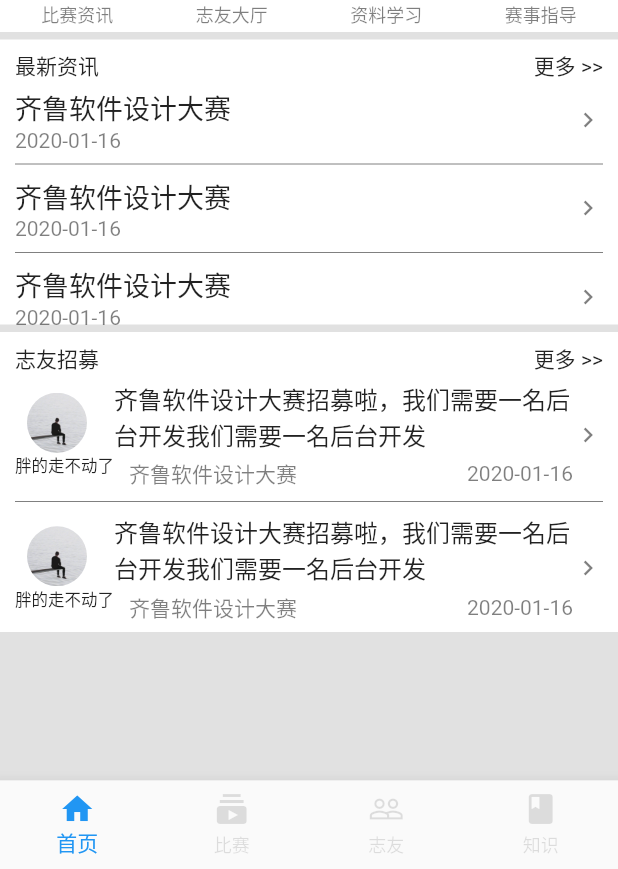
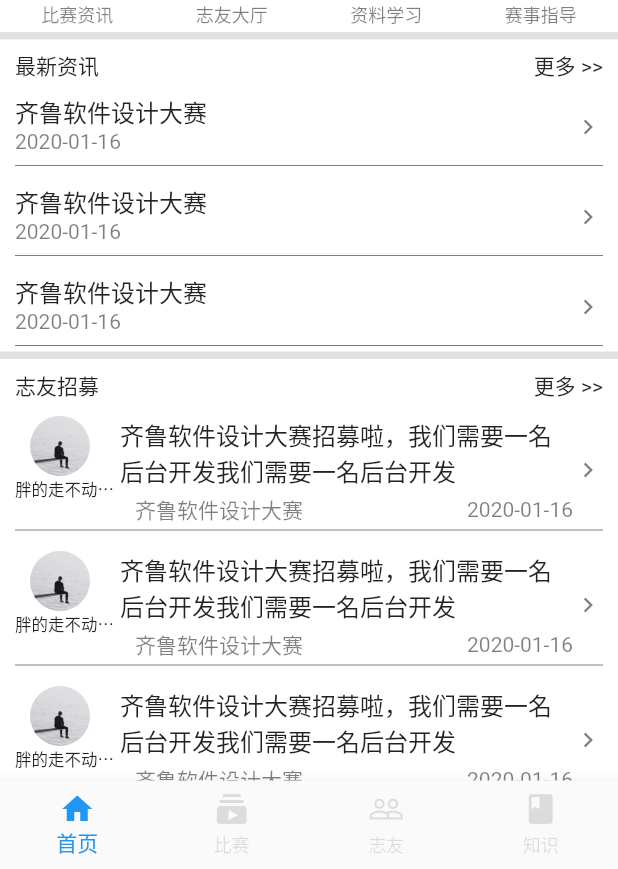
Before and after one commit to lyzxka/challenger, a Flutter app: the screen it shows after launch, on a phone screen of 412 x 824 dp, the part 367-1236 px from its top. Run offline on Flutter 3.47's test engine with Material 2 defaults, Android fonts, the phone set to English and light mode, and no system bars; our stand-ins replace flutter_swiper.

Commit message:
首页列表  init

```diff
--- /dev/null
+++ b/challenger/lib/component/MatchItem.dart
@@ -0,0 +1,52 @@
+import 'package:flutter/material.dart';
+
+/// author：zzxka
+/// date：2020-01-17 16:26
+/// description:
+class MatchItem extends StatelessWidget {
+  num itemId;
+  String title;
+  String date;
+
+  MatchItem({
+    Key key,
+    this.itemId,
+    this.title,
+    this.date,
+  }):super(key:key);
+
+  @override
+  Widget build(BuildContext context) {
+    return Listener(
+      child: Container(
+        height: 60,
+        padding: EdgeInsets.only(top: 8),
+        child: Column(
+          children: <Widget>[
+            Expanded(
+              child: Row(
+                mainAxisAlignment: MainAxisAlignment.start,
+                children: <Widget>[
+                  Expanded(
+                    child: Column(
+                      crossAxisAlignment: CrossAxisAlignment.start,
+                      children: <Widget>[
+                        Text(title,style: TextStyle(fontSize: 16),),
+                        Text(date,style: TextStyle(color: Color.fromRGBO(0, 0, 0, .5)),),
+                      ],
+                    ),
+                  ),
+                  Icon(Icons.chevron_right,color: Color.fromRGBO(0, 0, 0, .5),size: 20,),
+                ],
+              ),
+            ),
+            Divider(color: Color.fromRGBO(0, 0, 0, .5),height: 8,),
+          ],
+        ),
+      ),
+      onPointerDown: (PointerDownEvent event){
+        print("跳转比赛详情页面：$itemId");
+      }
+    );
+  }
+}
--- /dev/null
+++ b/challenger/lib/component/SearchFriendsItem.dart
@@ -0,0 +1,67 @@
+import 'package:challenger/constant/Constant.dart';
+import 'package:flutter/material.dart';
+
+/// author：zzxka
+/// date：2020-01-17 17:03
+/// description: 只有招募列表item
+class SearchFriendsItem extends StatelessWidget {
+
+
+
+  @override
+  Widget build(BuildContext context) {
+    return Container(
+      padding: EdgeInsets.only(top: 10),
+      height: 90,
+      child: Column(
+        children: <Widget>[
+          Expanded(
+            child: Row(
+              mainAxisAlignment: MainAxisAlignment.start,
+              children: <Widget>[
+                Column(
+                  children: <Widget>[
+                    Container(
+                      padding: EdgeInsets.only(right: 10),
+                      child: ClipOval(
+                        child: Image.asset(Constant.ASSETS_IMG+"default_head_icon.jpg",width: 40,),
+                      ),
+                    ),
+                    Container(
+                      width: 70,
+                      alignment: AlignmentDirectional.center,
+                      child: Text("胖的走不动了吧",style: TextStyle(fontSize: 11),maxLines: 1,overflow: TextOverflow.ellipsis,),
+                    )
+                  ],
+                ),
+                Expanded(
+                  child: Column(
+                    crossAxisAlignment: CrossAxisAlignment.start,
+                    children: <Widget>[
+                      Text("齐鲁软件设计大赛招募啦，我们需要一名后台开发我们需要一名后台开发",style: TextStyle(fontSize: 16,),maxLines: 2,overflow: TextOverflow.ellipsis,),
+                      Padding(
+                        padding: EdgeInsets.only(top: 4,left: 10),
+                        child: Row(
+                          mainAxisSize: MainAxisSize.max,
+                          mainAxisAlignment: MainAxisAlignment.start,
+                          children: <Widget>[
+                            Expanded(
+                              child: Text("齐鲁软件设计大赛",style: TextStyle(color: Color.fromRGBO(0, 0, 0, .5)),),
+                            ),
+                            Text("2020-01-16",style: TextStyle(color: Color.fromRGBO(0, 0, 0, .5)),),
+                          ],
+                        ),
+                      )
+                    ],
+                  ),
+                ),
+                Icon(Icons.chevron_right,color: Color.fromRGBO(0, 0, 0, .5),size: 20,)
+              ],
+            ),
+          ),
+          Divider(color: Color.fromRGBO(0, 0, 0, .5),height: 8,),
+        ],
+      ),
+    );
+  }
+}
--- a/challenger/lib/pages/home/Home.dart
+++ b/challenger/lib/pages/home/Home.dart
@@ -1,3 +1,5 @@
+import 'package:challenger/component/MatchItem.dart';
+import 'package:challenger/component/SearchFriendsItem.dart';
 import 'package:challenger/constant/Constant.dart';
 import 'package:challenger/pages/home/Navigation.dart';
 import 'package:flutter/material.dart';
@@ -27,9 +29,11 @@ class HomeState extends State<Home> {
   @override
   Widget build(BuildContext context) {
     Size screenSize=MediaQuery.of(context).size;
-    return Container(
+    return Stack(
+      children: <Widget>[
+        Container(
           color: Color.fromRGBO(0, 0, 0, 0.1),
-      child: Column(
+          child:ListView(
             children: <Widget>[
               // 轮播图
               Container(
@@ -63,14 +67,11 @@ class HomeState extends State<Home> {
               // 比赛资讯
               Container(
                 color: Colors.white,
-            height: 190,
                 padding: EdgeInsets.only(left: 10,right: 10,top: 7),
                 margin: EdgeInsets.only(top: 5),
-            alignment: AlignmentDirectional.centerStart,
-            child: Stack(
+                child: Column(
                   children: <Widget>[
-                Container(
-                  child: Row(
+                    Row(
                       mainAxisSize: MainAxisSize.max,
                       children: <Widget>[
                         Expanded(
@@ -87,34 +88,9 @@ class HomeState extends State<Home> {
                         ),
                       ],
                     ),
-                ),
-                Container(
-                  padding: EdgeInsets.only(top: 25,),
-                  alignment: AlignmentDirectional.centerStart,
-                  child: ListView.separated(
-                    itemCount: 3,
-                    itemBuilder: (BuildContext context, int index) {
-                      return Row(
-                        mainAxisAlignment: MainAxisAlignment.start,
-                        children: <Widget>[
-                          Expanded(
-                            child: Column(
-                              crossAxisAlignment: CrossAxisAlignment.start,
-                              children: <Widget>[
-                                Text("齐鲁软件设计大赛",style: TextStyle(fontSize: 18),),
-                                Text("2020-01-16",style: TextStyle(color: Color.fromRGBO(0, 0, 0, .5)),),
-                              ],
-                            ),
-                          ),
-                          Icon(Icons.chevron_right,color: Color.fromRGBO(0, 0, 0, .5),size: 20,)
-                        ],
-                      );
-                    },
-                    separatorBuilder: (BuildContext context, int index) {
-                      return Divider(color: Color.fromRGBO(0, 0, 0, 0.5),);
-                    },
-                  ),
-                )
+                    MatchItem(itemId: 1,title: "齐鲁软件设计大赛",date:"2020-01-16"),
+                    MatchItem(itemId: 2,title: "齐鲁软件设计大赛",date:"2020-01-16"),
+                    MatchItem(itemId: 3,title: "齐鲁软件设计大赛",date:"2020-01-16"),
                   ],
                 ),
               ),
@@ -122,14 +98,12 @@ class HomeState extends State<Home> {
               Container(
                 color: Colors.white,
                 width: screenSize.width,
-            height: 200,
                 padding: EdgeInsets.only(left: 10,right: 10,top: 7),
                 margin: EdgeInsets.only(top: 5),
                 alignment: AlignmentDirectional.centerStart,
-            child: Stack(
+                child: Column(
                   children: <Widget>[
-                Container(
-                  child: Row(
+                    Row(
                       mainAxisSize: MainAxisSize.max,
                       children: <Widget>[
                         Expanded(
@@ -146,62 +120,33 @@ class HomeState extends State<Home> {
                         ),
                       ],
                     ),
-                ),
-                Container(
-                  padding: EdgeInsets.only(top: 25,),
-                  alignment: AlignmentDirectional.centerStart,
-                  child: ListView.separated(
-                    itemCount: 3,
-                    itemBuilder: (BuildContext context, int index) {
-                      return Row(
-                        mainAxisAlignment: MainAxisAlignment.start,
-                        children: <Widget>[
-                          Column(
-                            children: <Widget>[
-                              Container(
-                                padding: EdgeInsets.only(right: 10),
-                                child: ClipOval(
-                                  child: Image.asset(Constant.ASSETS_IMG+"default_head_icon.jpg",width: 40,),
+                    SearchFriendsItem(),
+                    SearchFriendsItem(),
+                    SearchFriendsItem(),
+                    SearchFriendsItem(),
+                  ],
                 ),
               ),
-                              Text("胖的走不动了",style: TextStyle(fontSize: 11),maxLines: 1,overflow: TextOverflow.clip,)
-                            ],
+              // 底部
+              Container(
+                height: 50,
+                decoration: BoxDecoration(
+                  gradient: new LinearGradient(
+                      begin: Alignment.topCenter,
+                      end: Alignment.bottomCenter,
+                      colors: [
+                        Color.fromRGBO(240, 239, 239,0),
+                        Colors.white,
+                      ]),
                 ),
-                          Expanded(
-                            child: Column(
-                              crossAxisAlignment: CrossAxisAlignment.start,
-                              children: <Widget>[
-                                Text("齐鲁软件设计大赛招募啦，我们需要一名后台开发我们需要一名后台开发",style: TextStyle(fontSize: 16,),maxLines: 2,overflow: TextOverflow.ellipsis,),
-                                Padding(
-                                  padding: EdgeInsets.only(top: 4,left: 10),
-                                  child: Row(
-                                    mainAxisSize: MainAxisSize.max,
-                                    mainAxisAlignment: MainAxisAlignment.start,
-                                    children: <Widget>[
-                                      Expanded(
-                                        child: Text("齐鲁软件设计大赛",style: TextStyle(color: Color.fromRGBO(0, 0, 0, .5)),),
-                                      ),
-                                      Text("2020-01-16",style: TextStyle(color: Color.fromRGBO(0, 0, 0, .5)),),
-                                    ],
-                                  ),
+                alignment: AlignmentDirectional.center,
+                child: Text("已经到底了",style: TextStyle(color: Color.fromRGBO(0, 0, 0, 0.3)),),
               )
             ],
           ),
         ),
-                          Icon(Icons.chevron_right,color: Color.fromRGBO(0, 0, 0, .5),size: 20,)
+
       ],
-                      );
-                    },
-                    separatorBuilder: (BuildContext context, int index) {
-                      return Divider(color: Color.fromRGBO(0, 0, 0, 0.5),);
-                    },
-                  ),
-                )
-              ],
-            ),
-          ),
-        ],
-      ),
     );
   }
   // 轮播
```
Lines whose indentation alone changed are shown as unchanged.
